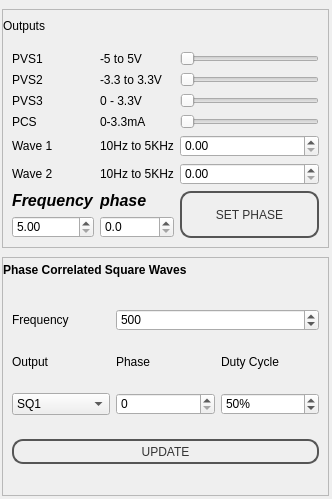
The window that SEEL/templates/outputs.ui (jithinbp/SEELablet) describes before a commit, drawn with Qt 5.
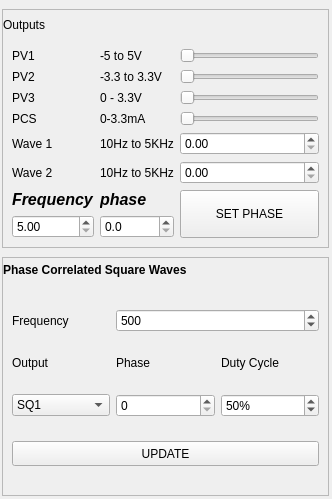
The same window after the commit. Icons and pictures are not drawn.

```diff
--- a/SEEL/templates/outputs.ui
+++ b/SEEL/templates/outputs.ui
@@ -29,50 +29,6 @@
   <property name="autoFillBackground">
    <bool>false</bool>
   </property>
-  <property name="styleSheet">
-   <string notr="true">QPushButton {
-color: #333;
-border: 2px solid #555;
-border-radius: 11px;
-padding: 5px;
-background: qradialgradient(cx: 0.3, cy: -0.4,
-fx: 0.3, fy: -0.4,
-radius: 1.35, stop: 0 #fff, stop: 1 #888);
-min-width: 80px;
-}
-
-QPushButton:pressed {
-background: qradialgradient(cx: 0.4, cy: -0.1,
-fx: 0.4, fy: -0.1,
-radius: 1.35, stop: 0 #fff, stop: 1 #ddd);
-}
-
-QFrame.PeripheralCollection{
-border-top-left-radius: 5px;
-border-top-right-radius: 5px;
-border: 1px solid black;
-background: qlineargradient(x1: 0, y1: 0, x2: 0, y2: 1,
-stop: 0 #6af, stop: 0.1 #689);
-}
-QFrame.PeripheralCollection QLabel {
-color: white;
-font-weight: bold;
-}
-
-QFrame.PeripheralCollectionInner {
-background: qlineargradient(x1: 0, y1: 0, x2: 0, y2: 1,
-stop: 0 #abe, stop: 0.7 #aba);
-border: none;
-border-top: 1px solid black;
-}
-
-QFrame.PeripheralCollectionInner QLabel{
-color: black;
-}
-
-
-</string>
-  </property>
   <property name="toolButtonStyle">
    <enum>Qt::ToolButtonIconOnly</enum>
   </property>
@@ -297,7 +253,7 @@
              </sizepolicy>
             </property>
             <property name="text">
-             <string>PVS3</string>
+             <string>PV3</string>
             </property>
            </widget>
           </item>
@@ -360,7 +316,7 @@
              </sizepolicy>
             </property>
             <property name="text">
-             <string>PVS1 </string>
+             <string>PV1 </string>
             </property>
            </widget>
           </item>
@@ -417,7 +373,7 @@
              </sizepolicy>
             </property>
             <property name="text">
-             <string>PVS2 </string>
+             <string>PV2 </string>
             </property>
            </widget>
           </item>
```
Left out of the diff: 18 changed lines with no effect on the pictures.
